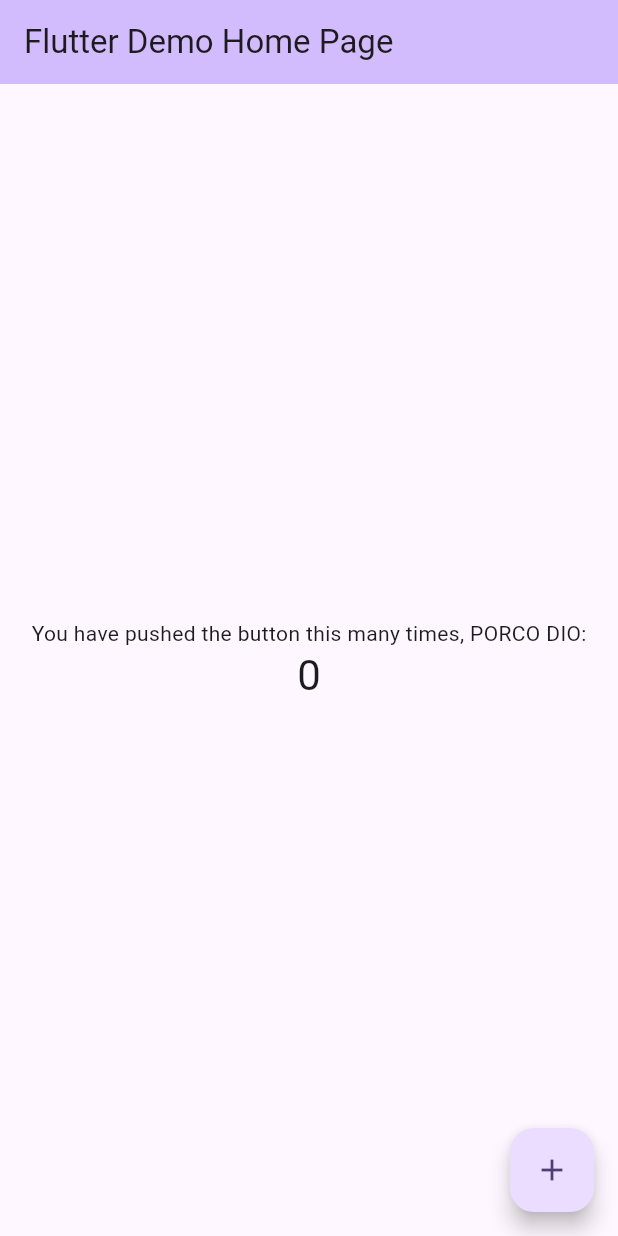
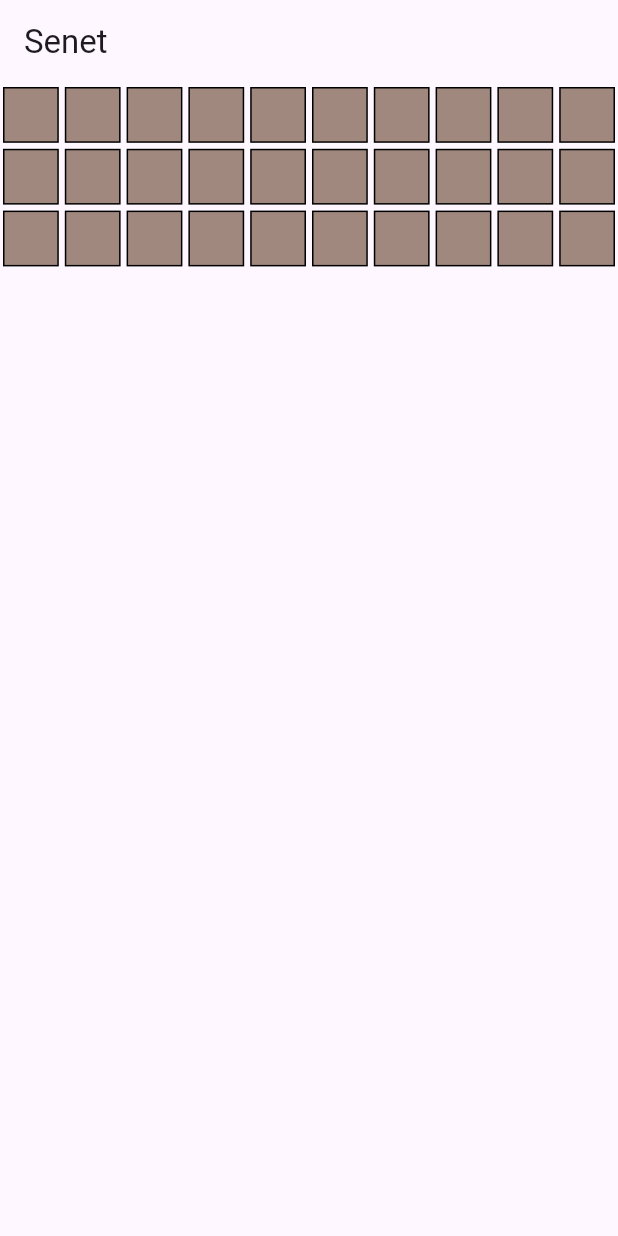
Before and after one commit to BlackWolf00/Senet-Game, a Flutter app: the screen it shows after launch, on a phone screen of 412 x 824 dp. Run offline on Flutter 3.47's test engine with Material 3 defaults, Android fonts, the phone set to English and light mode, and no system bars.

Commit message:
Add Senet game board

```diff
--- a/lib/main.dart
+++ b/lib/main.dart
@@ -1,122 +1,36 @@
 import 'package:flutter/material.dart';
 
 void main() {
-  runApp(const MyApp());
+  runApp(SenetGame());
 }
 
-class MyApp extends StatelessWidget {
-  const MyApp({super.key});
-
-  // This widget is the root of your application.
+class SenetGame extends StatelessWidget {
   @override
   Widget build(BuildContext context) {
     return MaterialApp(
-      title: 'Flutter Demo',
-      theme: ThemeData(
-        // This is the theme of your application.
-        //
-        // TRY THIS: Try running your application with "flutter run". You'll see
-        // the application has a purple toolbar. Then, without quitting the app,
-        // try changing the seedColor in the colorScheme below to Colors.green
-        // and then invoke "hot reload" (save your changes or press the "hot
-        // reload" button in a Flutter-supported IDE, or press "r" if you used
-        // the command line to start the app).
-        //
-        // Notice that the counter didn't reset back to zero; the application
-        // state is not lost during the reload. To reset the state, use hot
-        // restart instead.
-        //
-        // This works for code too, not just values: Most code changes can be
-        // tested with just a hot reload.
-        colorScheme: ColorScheme.fromSeed(seedColor: Colors.deepPurple),
+      debugShowCheckedModeBanner: false,
+      home: Scaffold(
+        appBar: AppBar(title: Text('Senet')),
+        body: Center(
+          child: GridView.builder(
+            gridDelegate: SliverGridDelegateWithFixedCrossAxisCount(
+              crossAxisCount: 10, // 10 colonne per fila
+            ),
+            itemCount: 30, // 30 caselle totali
+            itemBuilder: (context, index) {
+              return Container(
+                margin: EdgeInsets.all(2),
+                decoration: BoxDecoration(
+                  border: Border.all(color: Colors.black),
+                  color: Colors.brown[300],
+                ),
+                height: 50,
+                width: 50,
+              );
+            },
+          ),
+        ),
       ),
-      home: const MyHomePage(title: 'Flutter Demo Home Page'),
     );
   }
 }
-
-class MyHomePage extends StatefulWidget {
-  const MyHomePage({super.key, required this.title});
-
-  // This widget is the home page of your application. It is stateful, meaning
-  // that it has a State object (defined below) that contains fields that affect
-  // how it looks.
-
-  // This class is the configuration for the state. It holds the values (in this
-  // case the title) provided by the parent (in this case the App widget) and
-  // used by the build method of the State. Fields in a Widget subclass are
-  // always marked "final".
-
-  final String title;
-
-  @override
-  State<MyHomePage> createState() => _MyHomePageState();
-}
-
-class _MyHomePageState extends State<MyHomePage> {
-  int _counter = 0;
-
-  void _incrementCounter() {
-    setState(() {
-      // This call to setState tells the Flutter framework that something has
-      // changed in this State, which causes it to rerun the build method below
-      // so that the display can reflect the updated values. If we changed
-      // _counter without calling setState(), then the build method would not be
-      // called again, and so nothing would appear to happen.
-      _counter++;
-    });
-  }
-
-  @override
-  Widget build(BuildContext context) {
-    // This method is rerun every time setState is called, for instance as done
-    // by the _incrementCounter method above.
-    //
-    // The Flutter framework has been optimized to make rerunning build methods
-    // fast, so that you can just rebuild anything that needs updating rather
-    // than having to individually change instances of widgets.
-    return Scaffold(
-      appBar: AppBar(
-        // TRY THIS: Try changing the color here to a specific color (to
-        // Colors.amber, perhaps?) and trigger a hot reload to see the AppBar
-        // change color while the other colors stay the same.
-        backgroundColor: Theme.of(context).colorScheme.inversePrimary,
-        // Here we take the value from the MyHomePage object that was created by
-        // the App.build method, and use it to set our appbar title.
-        title: Text(widget.title),
-      ),
-      body: Center(
-        // Center is a layout widget. It takes a single child and positions it
-        // in the middle of the parent.
-        child: Column(
-          // Column is also a layout widget. It takes a list of children and
-          // arranges them vertically. By default, it sizes itself to fit its
-          // children horizontally, and tries to be as tall as its parent.
-          //
-          // Column has various properties to control how it sizes itself and
-          // how it positions its children. Here we use mainAxisAlignment to
-          // center the children vertically; the main axis here is the vertical
-          // axis because Columns are vertical (the cross axis would be
-          // horizontal).
-          //
-          // TRY THIS: Invoke "debug painting" (choose the "Toggle Debug Paint"
-          // action in the IDE, or press "p" in the console), to see the
-          // wireframe for each widget.
-          mainAxisAlignment: MainAxisAlignment.center,
-          children: <Widget>[
-            const Text('You have pushed the button this many times, PORCO DIO:'),
-            Text(
-              '$_counter',
-              style: Theme.of(context).textTheme.headlineMedium,
-            ),
-          ],
-        ),
-      ),
-      floatingActionButton: FloatingActionButton(
-        onPressed: _incrementCounter,
-        tooltip: 'Increment',
-        child: const Icon(Icons.add),
-      ), // This trailing comma makes auto-formatting nicer for build methods.
-    );
-  }
-}
```
